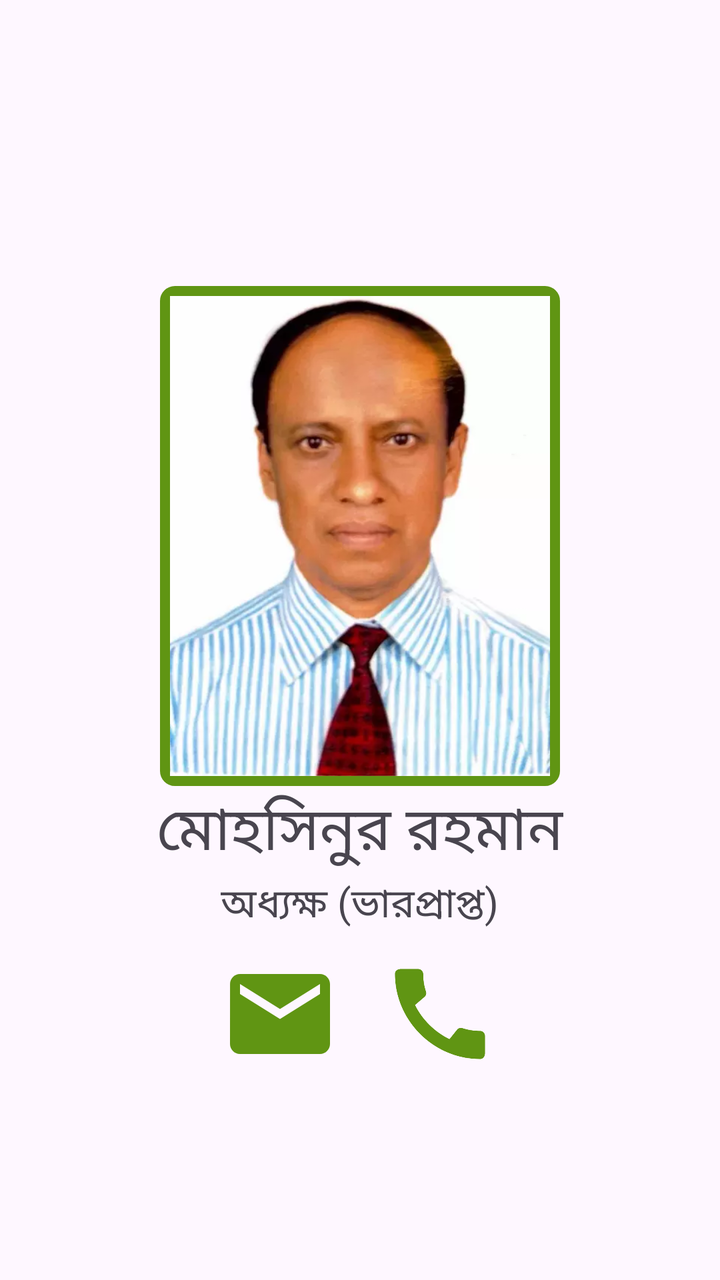
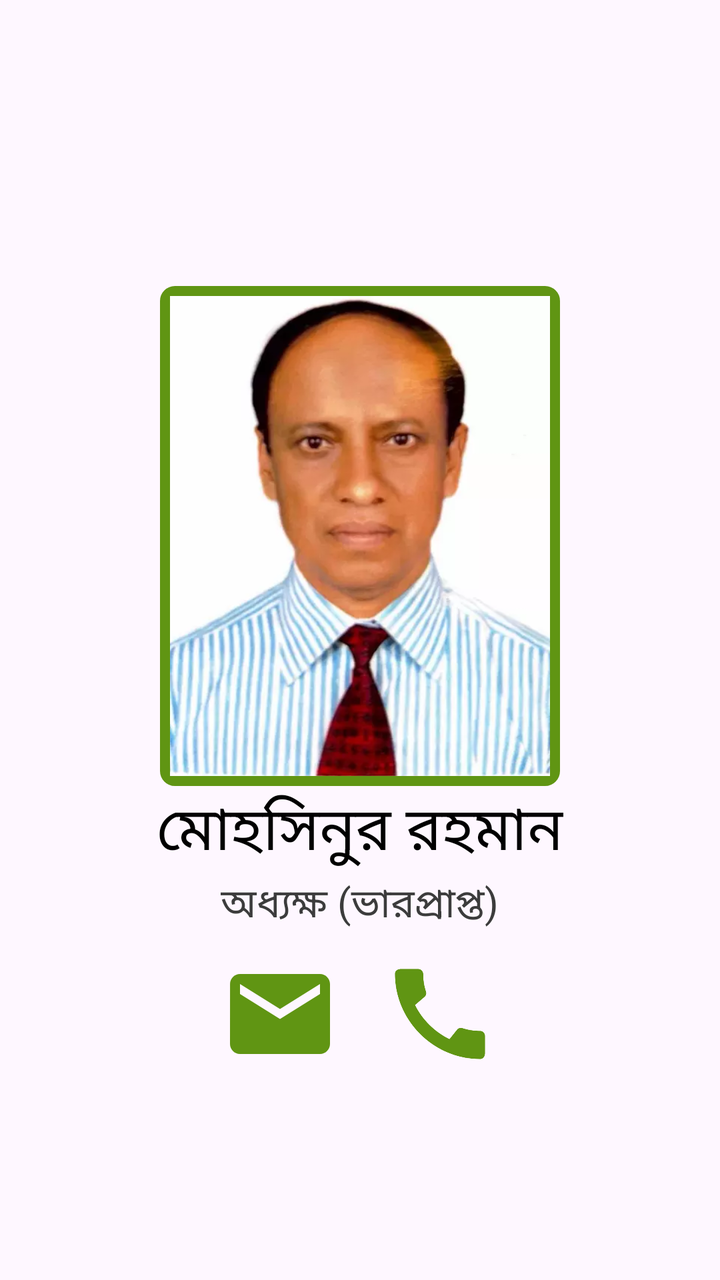

Compare the two renders of this Android layout. The source of the first and the diff that turns it into the second are given below.
<!-- AndroidManifest.xml: application theme Theme.CBPI -->
<!-- res/layout/activity_principal.xml -->
<?xml version="1.0" encoding="utf-8"?>
<LinearLayout xmlns:android="http://schemas.android.com/apk/res/android"
    xmlns:app="http://schemas.android.com/apk/res-auto"
    xmlns:tools="http://schemas.android.com/tools"
    android:layout_width="match_parent"
    android:layout_height="match_parent"
    tools:context=".Principal"
    android:orientation="vertical"
    android:layout_margin="10sp"
    android:paddingTop="50dp"
    android:gravity="center">
    <ImageView
        android:layout_width="200sp"
        android:layout_height="250sp"
        android:src="@drawable/mohisuniorsir"
        android:scaleType="fitXY"
        android:background="@drawable/techborder"
        android:padding="5sp"/>
    <TextView
        android:layout_width="wrap_content"
        android:layout_height="wrap_content"
        android:text="মোহসিনুর রহমান"
        android:textSize="30sp"/>
    <TextView
        android:layout_width="wrap_content"
        android:layout_height="wrap_content"
        android:text="অধ্যক্ষ (ভারপ্রাপ্ত)"
        android:textSize="20sp"/>
    <LinearLayout
        android:layout_width="wrap_content"
        android:layout_height="wrap_content"
        android:orientation="horizontal">
        <ImageView
            android:id="@+id/princeMail"
            android:layout_width="60sp"
            android:layout_height="60sp"
            android:src="@drawable/baseline_email_24"
            android:layout_margin="10sp"/>
        <ImageView
            android:id="@+id/princeCall"
            android:layout_width="60sp"
            android:layout_height="60sp"
            android:src="@drawable/baseline_call_24"
            android:layout_margin="10sp"/>
    </LinearLayout>

</LinearLayout>
<!-- resources referenced by this layout -->
<resources>
  <!-- drawable baseline_call_24 (drawable) -->
  <vector android:height="24dp" android:tint="#609513"
      android:viewportHeight="24" android:viewportWidth="24"
      android:width="24dp" xmlns:android="http://schemas.android.com/apk/res/android">
      <path android:fillColor="@android:color/white" android:pathData="M20.01,15.38c-1.23,0 -2.42,-0.2 -3.53,-0.56 -0.35,-0.12 -0.74,-0.03 -1.01,0.24l-1.57,1.97c-2.83,-1.35 -5.48,-3.9 -6.89,-6.83l1.95,-1.66c0.27,-0.28 0.35,-0.67 0.24,-1.02 -0.37,-1.11 -0.56,-2.3 -0.56,-3.53 0,-0.54 -0.45,-0.99 -0.99,-0.99H4.19C3.65,3 3,3.24 3,3.99 3,13.28 10.73,21 20.01,21c0.71,0 0.99,-0.63 0.99,-1.18v-3.45c0,-0.54 -0.45,-0.99 -0.99,-0.99z"/>
  </vector>
  <!-- drawable baseline_email_24 (drawable) -->
  <vector android:height="24dp" android:tint="#609513"
      android:viewportHeight="24" android:viewportWidth="24"
      android:width="24dp" xmlns:android="http://schemas.android.com/apk/res/android">
      <path android:fillColor="@android:color/white" android:pathData="M20,4L4,4c-1.1,0 -1.99,0.9 -1.99,2L2,18c0,1.1 0.9,2 2,2h16c1.1,0 2,-0.9 2,-2L22,6c0,-1.1 -0.9,-2 -2,-2zM20,8l-8,5 -8,-5L4,6l8,5 8,-5v2z"/>
  </vector>
  <!-- drawable mohisuniorsir: webp bitmap (drawable, 16982 bytes) -->
  <!-- drawable techborder (drawable) -->
  <?xml version="1.0" encoding="utf-8"?>
  <shape xmlns:android="http://schemas.android.com/apk/res/android">
      <solid android:color="@color/white"/>
      <corners android:radius="5sp"/>
      <stroke android:color="@color/Green"/>
      <stroke android:width="5sp"/>
  </shape>
  <style name="Theme.CBPI" parent="Base.Theme.CBPI" />
  <color name="white">#FFFFFFFF</color>
  <color name="Green">#609513</color>
  <style name="Base.Theme.CBPI" parent="Theme.Material3.DayNight">
          <item name="android:statusBarColor">@color/Green</item>
          <item name="titleTextColor">@color/white</item>
          <item name="actionOverflowButtonStyle">@style/Threedots</item>
          
          
          <item name="android:windowAnimationStyle">@style/CustomActivityAnimation</item>
      </style>
  <style name="Threedots" parent="Widget.AppCompat.ActionButton.Overflow">
          <item name="tint">@color/white</item>
      </style>
  <style name="CustomActivityAnimation" parent="@android:style/Animation.Activity">
          <item name="android:activityOpenEnterAnimation">@anim/slide_in_right</item>
          <item name="android:activityOpenExitAnimation">@anim/slide_out_left</item>
          <item name="android:activityCloseEnterAnimation">@anim/slide_in_left</item>
          <item name="android:activityCloseExitAnimation">@anim/slide_out_right</item>
      </style>
</resources>

<!-- the commit's change to res/layout/activity_principal.xml (unified diff, before → after) -->
@@ -20,12 +20,14 @@
         android:layout_width="wrap_content"
         android:layout_height="wrap_content"
         android:text="মোহসিনুর রহমান"
-        android:textSize="30sp"/>
+        android:textSize="30sp"
+        style="@style/Text"/>
     <TextView
         android:layout_width="wrap_content"
         android:layout_height="wrap_content"
         android:text="অধ্যক্ষ (ভারপ্রাপ্ত)"
-        android:textSize="20sp"/>
+        android:textSize="20sp"
+        style="@style/TextGray"/>
     <LinearLayout
         android:layout_width="wrap_content"
         android:layout_height="wrap_content"
<!-- resource entries referenced after the edit -->
@@ -21,9 +21,17 @@
       <stroke android:color="@color/Green"/>
       <stroke android:width="5sp"/>
   </shape>
+  <style name="Text">
+          <item name="android:textColor">@color/black</item>
+      </style>
+  <style name="TextGray">
+          <item name="android:textColor">@color/Gray</item>
+      </style>
   <style name="Theme.CBPI" parent="Base.Theme.CBPI" />
   <color name="white">#FFFFFFFF</color>
   <color name="Green">#609513</color>
+  <color name="black">#FF000000</color>
+  <color name="Gray">#3C3C3C</color>
   <style name="Base.Theme.CBPI" parent="Theme.Material3.DayNight">
           <item name="android:statusBarColor">@color/Green</item>
           <item name="titleTextColor">@color/white</item>
